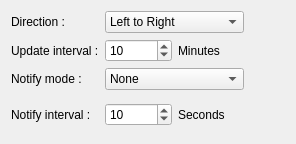
The window that src/prefs_base.ui (mtux/choqok-old) describes before a commit, drawn with Qt 5.
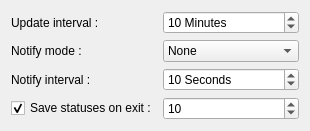
The same window after the commit. Custom widgets are drawn as their Qt base class.

Diff of the .ui file:
```diff
--- a/src/prefs_base.ui
+++ b/src/prefs_base.ui
@@ -5,98 +5,23 @@
    <rect>
     <x>0</x>
     <y>0</y>
-    <width>296</width>
-    <height>144</height>
+    <width>310</width>
+    <height>127</height>
    </rect>
   </property>
   <layout class="QGridLayout" >
    <item row="0" column="0" >
-    <widget class="QLabel" name="textLabel2_2" >
-     <property name="text" >
-      <string>Direction :</string>
-     </property>
-     <property name="wordWrap" >
-      <bool>false</bool>
-     </property>
-    </widget>
-   </item>
-   <item row="0" column="3" >
-    <spacer>
-     <property name="orientation" >
-      <enum>Qt::Vertical</enum>
-     </property>
-     <property name="sizeType" >
-      <enum>QSizePolicy::Expanding</enum>
-     </property>
-     <property name="sizeHint" stdset="0" >
-      <size>
-       <width>41</width>
-       <height>20</height>
-      </size>
-     </property>
-    </spacer>
-   </item>
-   <item row="1" column="3" >
-    <spacer>
-     <property name="orientation" >
-      <enum>Qt::Vertical</enum>
-     </property>
-     <property name="sizeType" >
-      <enum>QSizePolicy::Expanding</enum>
-     </property>
-     <property name="sizeHint" stdset="0" >
-      <size>
-       <width>41</width>
-       <height>20</height>
-      </size>
-     </property>
-    </spacer>
-   </item>
-   <item row="2" column="3" >
-    <spacer>
-     <property name="orientation" >
-      <enum>Qt::Vertical</enum>
-     </property>
-     <property name="sizeType" >
-      <enum>QSizePolicy::Expanding</enum>
-     </property>
-     <property name="sizeHint" stdset="0" >
-      <size>
-       <width>41</width>
-       <height>20</height>
-      </size>
-     </property>
-    </spacer>
-   </item>
-   <item row="0" column="1" colspan="2" >
-    <widget class="QComboBox" name="kcfg_direction" >
-     <property name="sizePolicy" >
-      <sizepolicy vsizetype="Maximum" hsizetype="MinimumExpanding" >
-       <horstretch>0</horstretch>
-       <verstretch>0</verstretch>
-      </sizepolicy>
-     </property>
-     <item>
-      <property name="text" >
-       <string>Left to Right</string>
-      </property>
-     </item>
-     <item>
-      <property name="text" >
-       <string>Right to Left</string>
-      </property>
-     </item>
-    </widget>
-   </item>
-   <item row="1" column="0" >
     <widget class="QLabel" name="label" >
      <property name="text" >
       <string>Update interval :</string>
      </property>
     </widget>
    </item>
-   <item row="1" column="1" >
+   <item row="0" column="1" colspan="2" >
     <widget class="KIntSpinBox" name="kcfg_updateInterval" >
+     <property name="suffix" >
+      <string> Minutes</string>
+     </property>
      <property name="minimum" >
       <number>1</number>
      </property>
@@ -105,21 +30,14 @@
      </property>
     </widget>
    </item>
-   <item row="1" column="2" >
-    <widget class="QLabel" name="label_2" >
-     <property name="text" >
-      <string>Minutes</string>
-     </property>
-    </widget>
-   </item>
-   <item row="2" column="0" >
+   <item row="1" column="0" >
     <widget class="QLabel" name="label_3" >
      <property name="text" >
       <string>Notify mode :</string>
      </property>
     </widget>
    </item>
-   <item row="2" column="1" colspan="2" >
+   <item row="1" column="1" colspan="2" >
     <widget class="QComboBox" name="kcfg_notifyType" >
      <item>
       <property name="text" >
@@ -138,15 +56,18 @@
      </item>
     </widget>
    </item>
-   <item row="3" column="0" >
+   <item row="2" column="0" >
     <widget class="QLabel" name="label_4" >
      <property name="text" >
       <string>Notify interval :</string>
      </property>
     </widget>
    </item>
-   <item row="3" column="1" >
+   <item row="2" column="1" colspan="2" >
     <widget class="KIntSpinBox" name="kcfg_notifyInterval" >
+     <property name="suffix" >
+      <string> Seconds</string>
+     </property>
      <property name="minimum" >
       <number>2</number>
      </property>
@@ -158,25 +79,28 @@
      </property>
     </widget>
    </item>
-   <item row="3" column="2" >
-    <widget class="QLabel" name="label_5" >
-     <property name="text" >
-      <string>Seconds</string>
+   <item row="3" column="1" colspan="2" >
+    <widget class="KIntSpinBox" name="kcfg_saveStatusCount" >
+     <property name="minimum" >
+      <number>1</number>
+     </property>
+     <property name="maximum" >
+      <number>20</number>
+     </property>
+     <property name="value" >
+      <number>10</number>
      </property>
     </widget>
    </item>
-   <item row="3" column="3" >
-    <spacer name="verticalSpacer" >
-     <property name="orientation" >
-      <enum>Qt::Vertical</enum>
+   <item row="3" column="0" >
+    <widget class="QCheckBox" name="kcfg_isSaveStatus" >
+     <property name="text" >
+      <string>Save statuses on exit :</string>
      </property>
-     <property name="sizeHint" stdset="0" >
-      <size>
-       <width>20</width>
-       <height>40</height>
-      </size>
+     <property name="checked" >
+      <bool>true</bool>
      </property>
-    </spacer>
+    </widget>
    </item>
   </layout>
  </widget>
```
Left out of the diff: 19 changed lines with no effect on the pictures.
